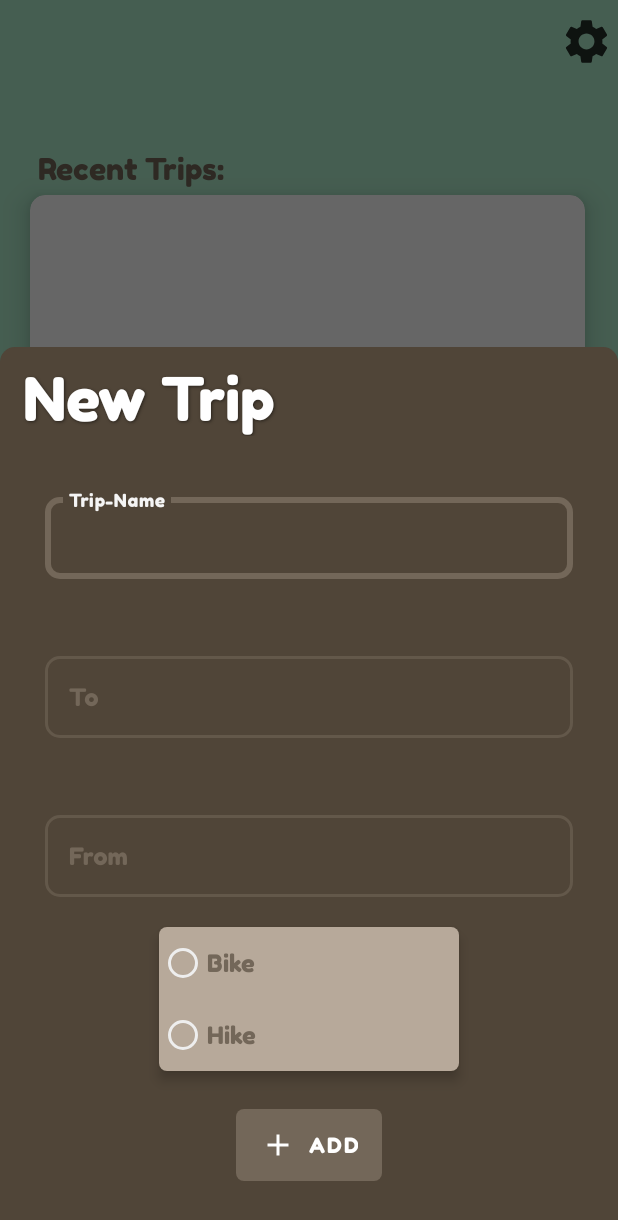
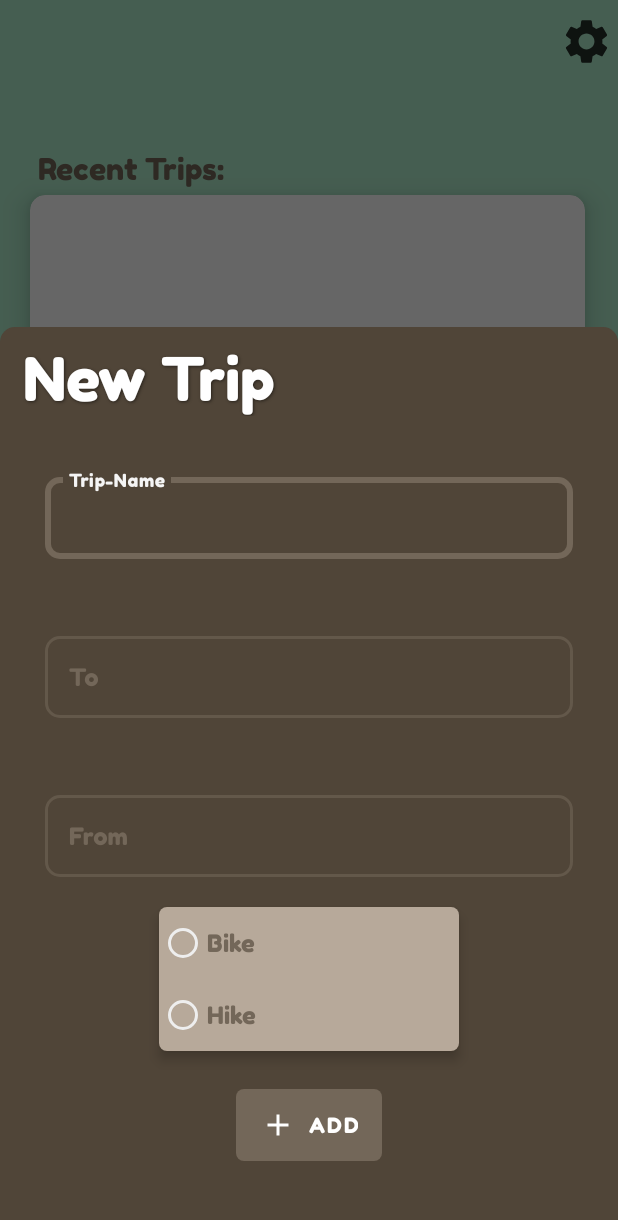
Before and after one commit to Hofmanninger-Florian/3CHikingApp, an Android app: the fragment Add_Dialog_frag placed in its activity, on a phone screen of 412 x 824 dp. Shown: the top 1220 px of the screen. Run offline under Robolectric (Android 15) with nearby library versions, the phone set to English and light mode, and no system bars.

Commit message:
Dialog Full Expand

```diff
--- a/app/src/main/java/com/grouphiking/project/a3chikingapp/Activitys/MainActivity.java
+++ b/app/src/main/java/com/grouphiking/project/a3chikingapp/Activitys/MainActivity.java
@@ -13,6 +13,8 @@ import android.widget.ImageButton;
 import android.widget.ListView;
 
 import com.google.android.material.bottomsheet.BottomSheetBehavior;
+import com.google.android.material.bottomsheet.BottomSheetDialog;
+import com.google.android.material.bottomsheet.BottomSheetDialogFragment;
 import com.google.android.material.floatingactionbutton.FloatingActionButton;
 import com.grouphiking.project.a3chikingapp.Adapters.Main_listAdapter;
 import com.grouphiking.project.a3chikingapp.Add_Dialog_frag;
@@ -88,7 +90,6 @@ public class MainActivity extends AppCompatActivity {
         Add_Dialog_frag fragment = new Add_Dialog_frag();
         fragment.show(getSupportFragmentManager(),
                 fragment.getTag());
-
     }
 
     private void setAdapters(){
--- a/app/src/main/java/com/grouphiking/project/a3chikingapp/Add_Dialog_frag.java
+++ b/app/src/main/java/com/grouphiking/project/a3chikingapp/Add_Dialog_frag.java
@@ -1,10 +1,14 @@
 package com.grouphiking.project.a3chikingapp;
 
+import android.app.Dialog;
+import android.content.DialogInterface;
 import android.content.Intent;
 import android.location.Location;
 import android.location.LocationManager;
 import android.os.Bundle;
 
+import androidx.annotation.NonNull;
+import androidx.annotation.Nullable;
 import androidx.fragment.app.Fragment;
 
 import android.view.KeyEvent;
@@ -12,7 +16,10 @@ import android.view.LayoutInflater;
 import android.view.View;
 import android.view.ViewGroup;
 import android.widget.FrameLayout;
+import android.widget.LinearLayout;
 
+import com.google.android.material.bottomsheet.BottomSheetBehavior;
+import com.google.android.material.bottomsheet.BottomSheetDialog;
 import com.google.android.material.bottomsheet.BottomSheetDialogFragment;
 import com.google.android.material.textfield.TextInputEditText;
 import com.grouphiking.project.a3chikingapp.Activitys.MapActionActivity;
@@ -43,6 +50,20 @@ public class Add_Dialog_frag extends BottomSheetDialogFragment {
     public void onCreate(Bundle savedInstanceState) {
         super.onCreate(savedInstanceState);
         setStyle(BottomSheetDialogFragment.STYLE_NORMAL, R.style.CustomBottomSheetDialogTheme);
+    }
+
+    @NonNull
+    @Override
+    public Dialog onCreateDialog(@Nullable Bundle savedInstanceState) {
+        BottomSheetDialog dialog = (BottomSheetDialog)super.onCreateDialog(savedInstanceState);
+        dialog.setOnShowListener(new DialogInterface.OnShowListener() {
+            @Override
+            public void onShow(DialogInterface dialog) {
+                BottomSheetDialog d = (BottomSheetDialog) dialog;
+                ((BottomSheetDialog) dialog).getBehavior().setState(BottomSheetBehavior.STATE_EXPANDED);
+            }
+        });
+        return dialog;
     }
 
     @Override
--- a/app/src/main/res/layout/fragment_add__dialog_frag.xml
+++ b/app/src/main/res/layout/fragment_add__dialog_frag.xml
@@ -2,6 +2,7 @@
 <LinearLayout xmlns:android="http://schemas.android.com/apk/res/android"
     xmlns:app="http://schemas.android.com/apk/res-auto"
     xmlns:tools="http://schemas.android.com/tools"
+    android:id="@+id/dialog_outerLayout"
     android:layout_width="match_parent"
     android:layout_height="match_parent"
     android:background="@android:color/transparent"
@@ -24,7 +25,7 @@
             android:shadowDx="1"
             android:shadowDy="1"
             android:shadowRadius="2"
-            android:text="New Trip"
+            android:text="@string/add_newtrip"
             android:textColor="@color/white"
             android:textSize="40sp" />
 
@@ -50,7 +51,7 @@
                     android:layout_width="match_parent"
                     android:layout_height="wrap_content"
                     android:fontFamily="@font/fredoka_one"
-                    android:hint="Trip-Name"
+                    android:hint="@string/add_hint_tripname"
                     android:maxLines="1"
                     android:singleLine="true"
                     android:textColor="@color/Brown_Light_Dark" />
@@ -72,7 +73,7 @@
                     android:layout_width="match_parent"
                     android:layout_height="wrap_content"
                     android:fontFamily="@font/fredoka_one"
-                    android:hint="To"
+                    android:hint="@string/add_hint_to"
                     android:maxLines="1"
                     android:singleLine="true"
                     android:textColor="@color/Brown_Light" />
@@ -94,8 +95,7 @@
                     android:layout_width="match_parent"
                     android:layout_height="wrap_content"
                     android:fontFamily="@font/fredoka_one"
-                    android:hint="From"
-                    android:includeFontPadding="true"
+                    android:hint="@string/add_hint_from"
                     android:maxLines="1"
                     android:singleLine="true"
                     android:textColor="@color/Brown_Light" />
@@ -148,7 +148,7 @@
                     android:background="#00FFFDFB"
                     android:clickable="false"
                     android:fontFamily="@font/fredoka_one"
-                    android:text="Add"
+                    android:text="@string/add_addButton"
                     app:icon="@drawable/ic_baseline_add_24"
                     app:rippleColor="@color/Brown_Light_Dark" />
 
--- a/app/src/main/res/values/strings.xml
+++ b/app/src/main/res/values/strings.xml
@@ -44,5 +44,8 @@
     <string name="mapbox_access_token" translatable="false">pk.eyJ1IjoiZmxvcmlhbi1ob2ZtYW5uaW5nZXIiLCJhIjoiY2tweTV2eHJ0MWQ4bzJxcDk0eWxxb3Q1OSJ9.FHsWoC6Ik2VLIJhLPfeExg</string>
     <string name="add_Bike">Bike</string>
     <string name="add_Hike">Hike</string>
+    <string name="add_hint_to">To</string>
+    <string name="add_hint_tripname">Trip-Name</string>
+    <string name="add_addButton">Add</string>
 
 </resources>
--- a/app/src/main/res/values/style.xml
+++ b/app/src/main/res/values/style.xml
@@ -7,6 +7,7 @@
         <item name="boxStrokeWidth">2dp</item>
         <item name="boxStrokeWidthFocused">4dp</item>
         <item name="android:textColor">@color/Button_Color</item>
+        <item name="android:focusable">true</item>
     </style>
 
     <style name="CustomBottomSheetDialogTheme" parent="Theme.Design.Light.BottomSheetDialog">
```
Also changed, not shown: 1 other file.
